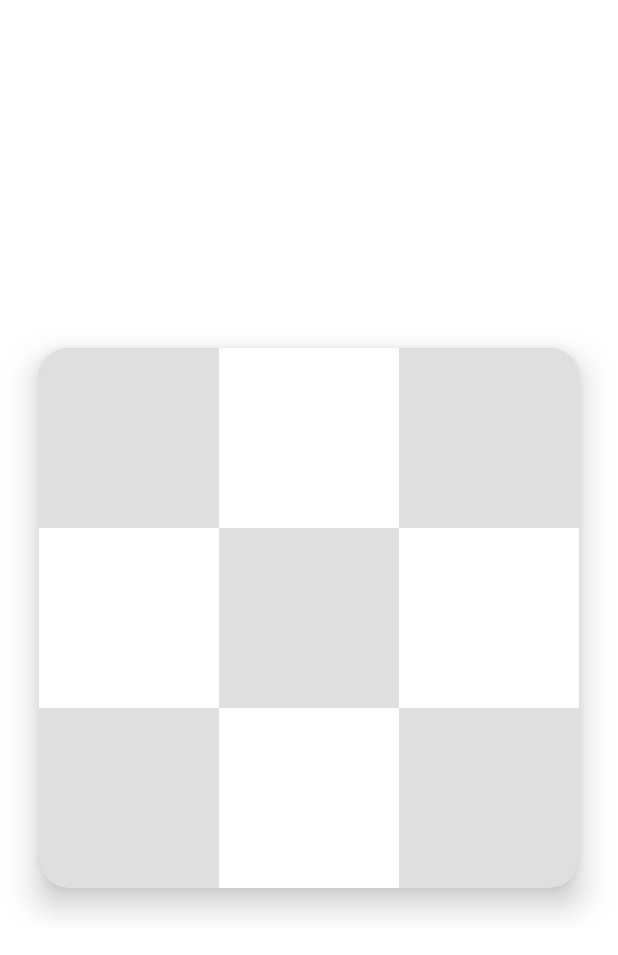
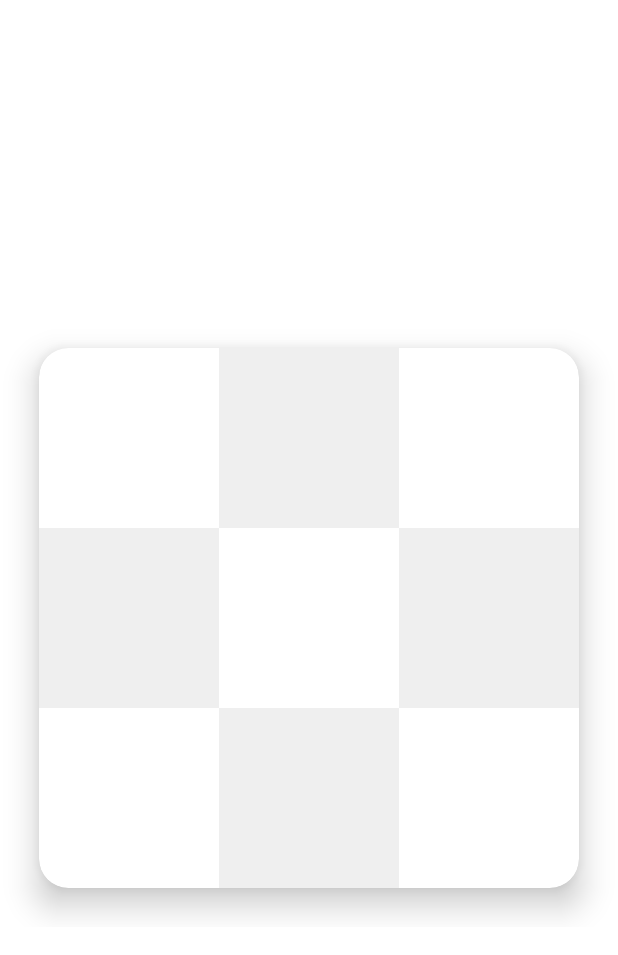
Before and after one commit to aadityakumarverma/PlayBoardGames, an Android app: the screen it shows after launch (MainActivity), on a phone screen of 412 x 824 dp. Shown: the top 955 px of the screen. Run offline under Robolectric (Android 15) with nearby library versions, the phone set to English and light mode, and no system bars; our stand-ins replace sdp/ssp sizes.

Commit message:
style(tic_tac): update tic_tac box UI design

```diff
--- /dev/null
+++ b/app/src/main/res/drawable/ic_circle.xml
@@ -0,0 +1,13 @@
+<vector xmlns:android="http://schemas.android.com/apk/res/android"
+    android:width="@dimen/_32sdp"
+    android:height="@dimen/_32sdp"
+    android:viewportWidth="28"
+    android:viewportHeight="28">
+  <path
+      android:pathData="M14,14m-10,0a10,10 0,1 1,20 0a10,10 0,1 1,-20 0"
+      android:strokeLineJoin="round"
+      android:strokeWidth="2"
+      android:fillColor="#00000000"
+      android:strokeColor="@color/black"
+      android:strokeLineCap="round"/>
+</vector>
--- /dev/null
+++ b/app/src/main/res/drawable/ic_cross.xml
@@ -0,0 +1,9 @@
+<vector xmlns:android="http://schemas.android.com/apk/res/android"
+    android:width="@dimen/_32sdp"
+    android:height="@dimen/_32sdp"
+    android:viewportWidth="92"
+    android:viewportHeight="92">
+  <path
+      android:fillColor="#FF000000"
+      android:pathData="M70.7,64.3c1.8,1.8 1.8,4.6 0,6.4c-0.9,0.9 -2,1.3 -3.2,1.3c-1.2,0 -2.3,-0.4 -3.2,-1.3L46,52.4L27.7,70.7c-0.9,0.9 -2,1.3 -3.2,1.3s-2.3,-0.4 -3.2,-1.3c-1.8,-1.8 -1.8,-4.6 0,-6.4L39.6,46L21.3,27.7c-1.8,-1.8 -1.8,-4.6 0,-6.4c1.8,-1.8 4.6,-1.8 6.4,0L46,39.6l18.3,-18.3c1.8,-1.8 4.6,-1.8 6.4,0c1.8,1.8 1.8,4.6 0,6.4L52.4,46L70.7,64.3z"/>
+</vector>
--- a/app/src/main/res/layout/fragment_tic_tac_game.xml
+++ b/app/src/main/res/layout/fragment_tic_tac_game.xml
@@ -30,66 +30,93 @@
                 android:orientation="vertical">
                 <LinearLayout
                     android:layout_width="match_parent"
-                    android:layout_height="wrap_content"
+                    android:layout_height="@dimen/_0sdp"
                     android:layout_weight="1"
                     android:orientation="horizontal">
-                    <View
+                    <com.google.android.material.imageview.ShapeableImageView
+                        android:id="@+id/ivBox00"
                         android:layout_width="@dimen/_0sdp"
                         android:layout_height="match_parent"
                         android:layout_weight="1"
-                        android:background="#20000000" />
-                    <View
+                        android:background="#00000000"
+                        android:scaleType="centerCrop"
+                        app:contentPadding="@dimen/_10sdp" />
+                    <com.google.android.material.imageview.ShapeableImageView
+                        android:id="@+id/ivBox01"
                         android:layout_width="@dimen/_0sdp"
                         android:layout_height="match_parent"
                         android:layout_weight="1"
-                        android:background="#00000000" />
-                    <View
+                        android:background="#10000000"
+                        android:scaleType="centerCrop"
+                        app:contentPadding="@dimen/_10sdp" />
+                    <com.google.android.material.imageview.ShapeableImageView
+                        android:id="@+id/ivBox02"
                         android:layout_width="@dimen/_0sdp"
                         android:layout_height="match_parent"
                         android:layout_weight="1"
-                        android:background="#20000000" />
+                        android:background="#00000000"
+                        android:scaleType="centerCrop"
+                        app:contentPadding="@dimen/_10sdp" />
                 </LinearLayout>
                 <LinearLayout
                     android:layout_width="match_parent"
-                    android:layout_height="wrap_content"
+                    android:layout_height="@dimen/_0sdp"
                     android:layout_weight="1"
                     android:orientation="horizontal">
-                    <View
+                    <com.google.android.material.imageview.ShapeableImageView
+                        android:id="@+id/ivBox11"
                         android:layout_width="@dimen/_0sdp"
                         android:layout_height="match_parent"
                         android:layout_weight="1"
-                        android:background="#00000000" />
-                    <View
+                        android:background="#10000000"
+                        android:scaleType="centerCrop"
+                        app:contentPadding="@dimen/_10sdp" />
+                    <com.google.android.material.imageview.ShapeableImageView
+                        android:id="@+id/ivBox12"
                         android:layout_width="@dimen/_0sdp"
                         android:layout_height="match_parent"
                         android:layout_weight="1"
-                        android:background="#20000000" />
-                    <View
+                        android:background="#00000000"
+                        android:scaleType="centerCrop"
+                        app:contentPadding="@dimen/_10sdp" />
+                    <com.google.android.material.imageview.ShapeableImageView
+                        android:id="@+id/ivBox13"
                         android:layout_width="@dimen/_0sdp"
                         android:layout_height="match_parent"
                         android:layout_weight="1"
-                        android:background="#00000000" />
+                        android:background="#10000000"
+                        android:scaleType="centerCrop"
+                        app:contentPadding="@dimen/_10sdp" />
                 </LinearLayout>
                 <LinearLayout
                     android:layout_width="match_parent"
-                    android:layout_height="wrap_content"
+                    android:layout_height="@dimen/_0sdp"
                     android:layout_weight="1"
                     android:orientation="horizontal">
-                    <View
+                    <com.google.android.material.imageview.ShapeableImageView
+                        android:id="@+id/ivBox21"
                         android:layout_width="@dimen/_0sdp"
                         android:layout_height="match_parent"
                         android:layout_weight="1"
-                        android:background="#20000000" />
-                    <View
+                        android:background="#00000000"
+                        android:scaleType="centerCrop"
+                        app:contentPadding="@dimen/_10sdp" />
+                    <com.google.android.material.imageview.ShapeableImageView
+                        android:id="@+id/ivBox22"
                         android:layout_width="@dimen/_0sdp"
                         android:layout_height="match_parent"
                         android:layout_weight="1"
-                        android:background="#00000000" />
-                    <View
+                        android:background="#10000000"
+                        android:scaleType="centerCrop"
+                        app:contentPadding="@dimen/_10sdp" />
+                    <com.google.android.material.imageview.ShapeableImageView
+                        android:id="@+id/ivBox23"
                         android:layout_width="@dimen/_0sdp"
                         android:layout_height="match_parent"
                         android:layout_weight="1"
-                        android:background="#20000000" />
+                        android:background="#00000000"
+                        android:scaleType="centerCrop"
+                        app:contentPadding="@dimen/_10sdp" />
                 </LinearLayout>
             </LinearLayout>
 
```
